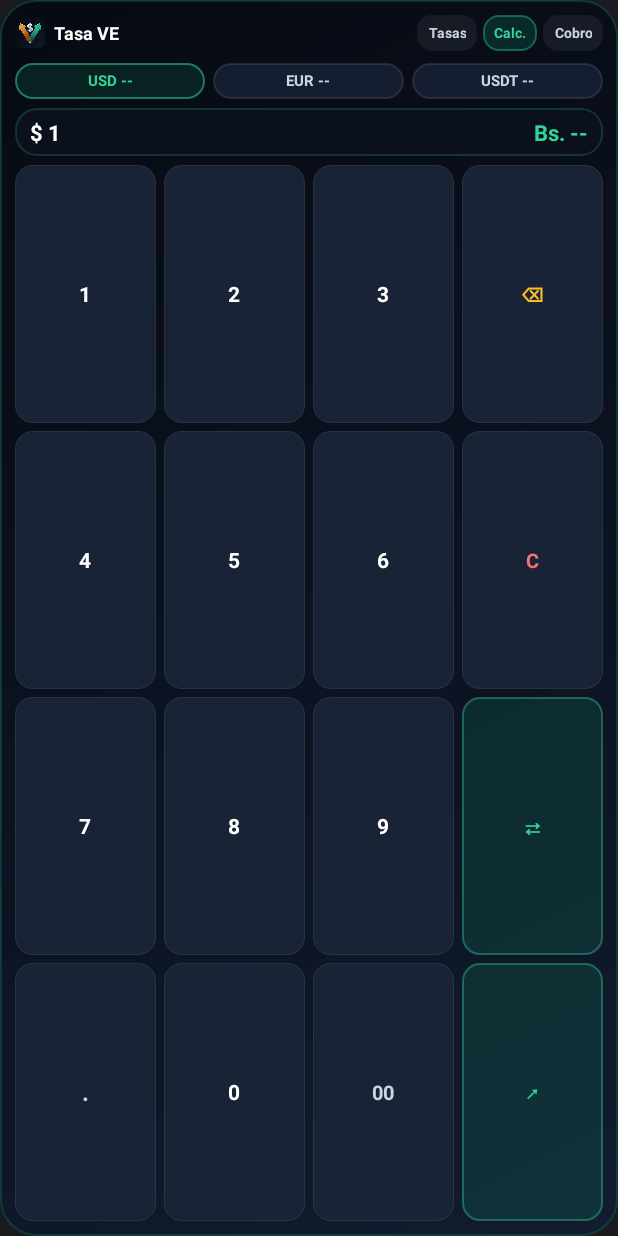
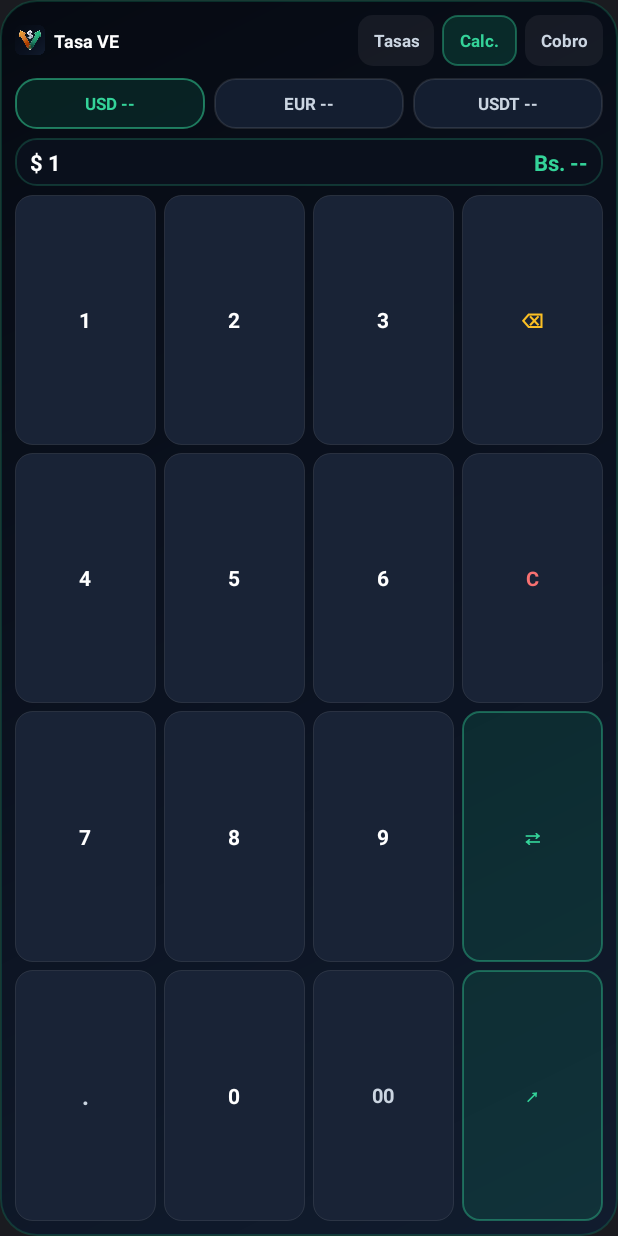
Before and after one commit to Julcer26/TasaVE, an Android app built with Jetpack Compose: the layout widget_tasa_ve_ultra.xml on its own in the app's theme, with its tools: preview values and no code run, on a phone screen of 412 x 824 dp. Run offline under Robolectric (Android 15) with nearby library versions, the phone set to English and light mode, and no system bars.

Commit message:
feat(ux,privacy,widget): scanner icon, sensitive-data privacy eye, data protection notice, and larger Ultra widget buttons

```diff
--- a/app/src/main/java/com/julcer26/tasave/scanner/PriceScannerDialog.kt
+++ b/app/src/main/java/com/julcer26/tasave/scanner/PriceScannerDialog.kt
@@ -166,7 +166,7 @@ fun PriceScannerDialog(
                         contentAlignment = Alignment.Center
                     ) {
                         Icon(
-                            imageVector = Icons.Default.CameraAlt,
+                            imageVector = Icons.Default.QrCodeScanner,
                             contentDescription = null,
                             tint = emeraldLight,
                             modifier = Modifier.size(34.dp)
@@ -263,7 +263,7 @@ fun PriceScannerDialog(
                         contentAlignment = Alignment.Center
                     ) {
                         Icon(
-                            imageVector = Icons.Default.CameraAlt,
+                            imageVector = Icons.Default.QrCodeScanner,
                             contentDescription = null,
                             tint = emeraldLight,
                             modifier = Modifier.size(34.dp)
--- a/app/src/main/res/layout/widget_tasa_ve_ultra.xml
+++ b/app/src/main/res/layout/widget_tasa_ve_ultra.xml
@@ -118,39 +118,42 @@
             <TextView
                 android:id="@+id/ultra_tab_btn_rates"
                 android:layout_width="wrap_content"
-                android:layout_height="24dp"
-                android:layout_marginEnd="4dp"
+                android:layout_height="34dp"
+                android:layout_marginEnd="5dp"
                 android:background="@drawable/widget_tab_normal"
                 android:gravity="center"
-                android:paddingHorizontal="7dp"
+                android:minWidth="50dp"
+                android:paddingHorizontal="10dp"
                 android:text="Tasas"
                 android:textColor="#CBD5E1"
-                android:textSize="9.5sp"
+                android:textSize="11sp"
                 android:textStyle="bold" />
 
             <TextView
                 android:id="@+id/ultra_tab_btn_calc"
                 android:layout_width="wrap_content"
-                android:layout_height="24dp"
-                android:layout_marginEnd="4dp"
+                android:layout_height="34dp"
+                android:layout_marginEnd="5dp"
                 android:background="@drawable/widget_tab_selected"
                 android:gravity="center"
-                android:paddingHorizontal="7dp"
+                android:minWidth="50dp"
+                android:paddingHorizontal="10dp"
                 android:text="Calc."
                 android:textColor="#34D399"
-                android:textSize="9.5sp"
+                android:textSize="11sp"
                 android:textStyle="bold" />
 
             <TextView
                 android:id="@+id/ultra_tab_btn_pay"
                 android:layout_width="wrap_content"
-                android:layout_height="24dp"
+                android:layout_height="34dp"
                 android:background="@drawable/widget_tab_normal"
                 android:gravity="center"
-                android:paddingHorizontal="7dp"
+                android:minWidth="52dp"
+                android:paddingHorizontal="10dp"
                 android:text="Cobro"
                 android:textColor="#CBD5E1"
-                android:textSize="9.5sp"
+                android:textSize="11sp"
                 android:textStyle="bold" />
         </LinearLayout>
 
@@ -325,42 +328,45 @@
                 <TextView
                     android:id="@+id/ultra_rate_usd"
                     android:layout_width="0dp"
-                    android:layout_height="24dp"
-                    android:layout_marginEnd="5dp"
+                    android:layout_height="34dp"
+                    android:layout_marginEnd="6dp"
                     android:layout_weight="1"
                     android:background="@drawable/widget_card_selected"
                     android:gravity="center"
                     android:maxLines="1"
+                    android:paddingHorizontal="4dp"
                     android:text="USD --"
                     android:textColor="#34D399"
-                    android:textSize="10sp"
+                    android:textSize="11.5sp"
                     android:textStyle="bold" />
 
                 <TextView
                     android:id="@+id/ultra_rate_eur"
                     android:layout_width="0dp"
-                    android:layout_height="24dp"
-                    android:layout_marginEnd="5dp"
+                    android:layout_height="34dp"
+                    android:layout_marginEnd="6dp"
                     android:layout_weight="1"
                     android:background="@drawable/widget_card_normal"
                     android:gravity="center"
                     android:maxLines="1"
+                    android:paddingHorizontal="4dp"
                     android:text="EUR --"
                     android:textColor="#CBD5E1"
-                    android:textSize="10sp"
+                    android:textSize="11.5sp"
                     android:textStyle="bold" />
 
                 <TextView
                     android:id="@+id/ultra_rate_usdt"
                     android:layout_width="0dp"
-                    android:layout_height="24dp"
+                    android:layout_height="34dp"
                     android:layout_weight="1"
                     android:background="@drawable/widget_card_normal"
                     android:gravity="center"
                     android:maxLines="1"
+                    android:paddingHorizontal="4dp"
                     android:text="USDT --"
                     android:textColor="#CBD5E1"
-                    android:textSize="10sp"
+                    android:textSize="11.5sp"
                     android:textStyle="bold" />
             </LinearLayout>
 
@@ -661,13 +667,13 @@
 
                 <TextView
                     android:id="@+id/ultra_pay_prev"
-                    android:layout_width="28dp"
-                    android:layout_height="26dp"
+                    android:layout_width="40dp"
+                    android:layout_height="36dp"
                     android:background="@drawable/widget_key_bg"
                     android:gravity="center"
                     android:text="‹"
                     android:textColor="#CBD5E1"
-                    android:textSize="14sp"
+                    android:textSize="18sp"
                     android:textStyle="bold" />
 
                 <TextView
@@ -681,18 +687,18 @@
                     android:maxLines="1"
                     android:text="COBRO EXPRESS"
                     android:textColor="#34D399"
-                    android:textSize="11.5sp"
+                    android:textSize="12sp"
                     android:textStyle="bold" />
 
                 <TextView
                     android:id="@+id/ultra_pay_next"
-                    android:layout_width="28dp"
-                    android:layout_height="26dp"
+                    android:layout_width="40dp"
+                    android:layout_height="36dp"
                     android:background="@drawable/widget_key_bg"
                     android:gravity="center"
                     android:text="›"
                     android:textColor="#CBD5E1"
-                    android:textSize="14sp"
+                    android:textSize="18sp"
                     android:textStyle="bold" />
             </LinearLayout>
 
```
Also changed, not shown: app/src/main/java/com/julcer26/tasave/data/LocalStorageHelper.kt (+8 -0 lines), app/src/main/java/com/julcer26/tasave/ui/TasaVeScreen.kt (+4 -4 lines), app/src/main/java/com/julcer26/tasave/ultra/UltraScreens.kt (+61 -4 lines), app/src/main/java/com/julcer26/tasave/widget/TasaVeUltraWidgetProvider.kt (+6 -1 lines).
